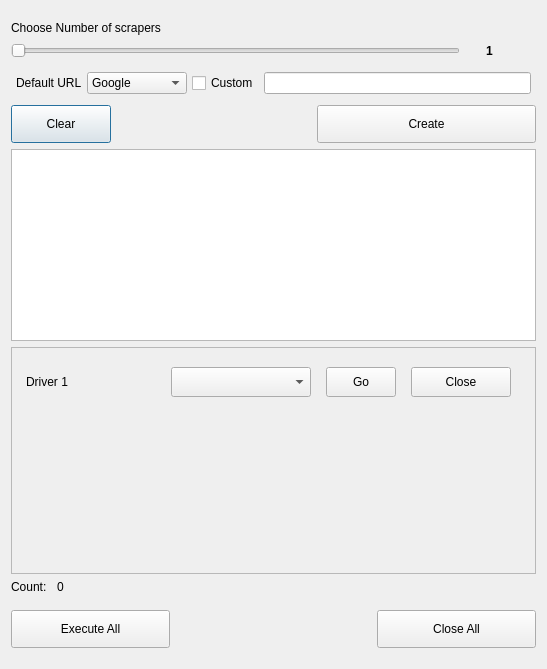
The window that uirobust.ui (DevGadBadr/robust) describes before a commit, drawn with Qt 5.
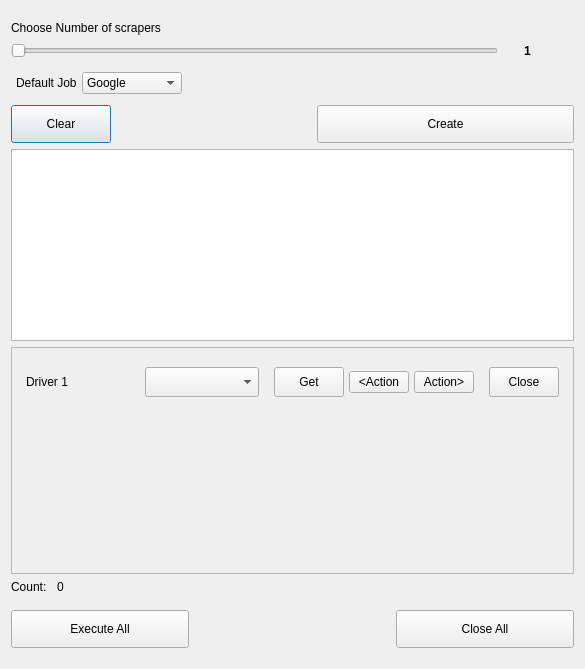
The same window after the commit.

What changed in the file:
```diff
--- a/uirobust.ui
+++ b/uirobust.ui
@@ -6,7 +6,7 @@
    <rect>
     <x>0</x>
     <y>0</y>
-    <width>547</width>
+    <width>585</width>
     <height>669</height>
    </rect>
   </property>
@@ -154,7 +154,7 @@
         </size>
        </property>
        <property name="text">
-        <string>Default URL</string>
+        <string>Default Job</string>
        </property>
       </widget>
      </item>
@@ -205,18 +205,17 @@
       </widget>
      </item>
      <item>
-      <widget class="QCheckBox" name="customCheckBox">
-       <property name="text">
-        <string>Custom</string>
+      <spacer name="horizontalSpacer_4">
+       <property name="orientation">
+        <enum>Qt::Horizontal</enum>
        </property>
-      </widget>
-     </item>
-     <item>
-      <widget class="QLineEdit" name="customUrlBox">
-       <property name="placeholderText">
-        <string/>
+       <property name="sizeHint" stdset="0">
+        <size>
+         <width>40</width>
+         <height>20</height>
+        </size>
        </property>
-      </widget>
+      </spacer>
      </item>
     </layout>
    </item>
@@ -294,7 +293,7 @@
          <rect>
           <x>0</x>
           <y>0</y>
-          <width>521</width>
+          <width>559</width>
           <height>171</height>
          </rect>
         </property>
@@ -367,7 +366,33 @@
                  </size>
                 </property>
                 <property name="text">
-                 <string>Go</string>
+                 <string>Get</string>
+                </property>
+               </widget>
+              </item>
+              <item>
+               <widget class="QPushButton" name="previousButton">
+                <property name="maximumSize">
+                 <size>
+                  <width>60</width>
+                  <height>16777215</height>
+                 </size>
+                </property>
+                <property name="text">
+                 <string>&lt;Action</string>
+                </property>
+               </widget>
+              </item>
+              <item>
+               <widget class="QPushButton" name="nextButton">
+                <property name="maximumSize">
+                 <size>
+                  <width>60</width>
+                  <height>16777215</height>
+                 </size>
+                </property>
+                <property name="text">
+                 <string>Action&gt;</string>
                 </property>
                </widget>
               </item>
@@ -391,7 +416,7 @@
                <widget class="QPushButton" name="closeDriver">
                 <property name="maximumSize">
                  <size>
-                  <width>100</width>
+                  <width>70</width>
                   <height>30</height>
                  </size>
                 </property>
@@ -400,22 +425,6 @@
                 </property>
                </widget>
               </item>
-              <item>
-               <spacer name="spacerItem">
-                <property name="orientation">
-                 <enum>Qt::Horizontal</enum>
-                </property>
-                <property name="sizeType">
-                 <enum>QSizePolicy::Fixed</enum>
-                </property>
-                <property name="sizeHint" stdset="0">
-                 <size>
-                  <width>10</width>
-                  <height>20</height>
-                 </size>
-                </property>
-               </spacer>
-              </item>
              </layout>
             </widget>
            </item>
```
